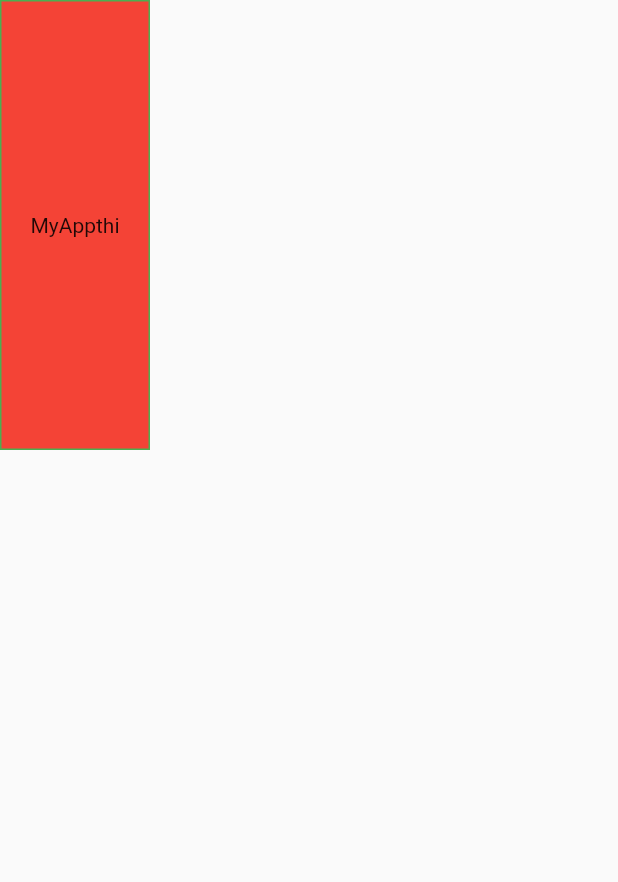
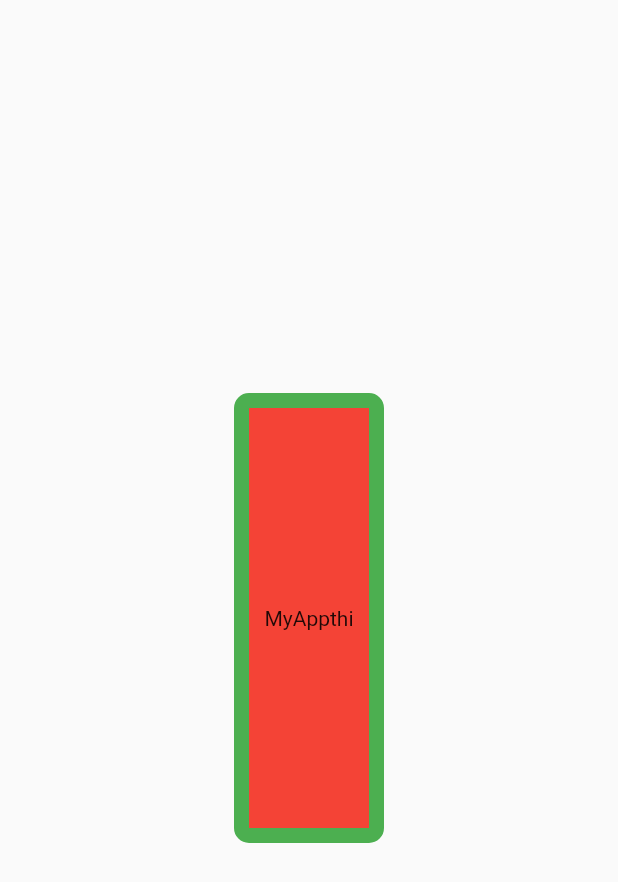
Before and after one commit to saleemaperidot/FlutterRepo, a Flutter app: the screen it shows after launch, on a phone screen of 412 x 824 dp. Shown: the top 882 px of the screen. Run offline on Flutter 3.47's test engine with Material 2 defaults, Android fonts, the light colour scheme and no system bars.

Commit message:
Border decoration center

```diff
--- a/project_a/lib/app.dart
+++ b/project_a/lib/app.dart
@@ -9,13 +9,17 @@ class App extends StatelessWidget {
       title: "My APP A",
       home: Scaffold(
         // ignore: avoid_unnecessary_containers
-        body: Container(
-          width: 100,
-          height: 300,
-          decoration: BoxDecoration(
-              color: Colors.red, border: Border.all(color: Colors.green)),
-          child: const Center(
-            child: Text("MyAppthi"),
+        body: Center(
+          child: Container(
+            width: 100,
+            height: 300,
+            decoration: BoxDecoration(
+                color: Colors.red,
+                border: Border.all(width: 10, color: Colors.green),
+                borderRadius: BorderRadius.circular(10)),
+            child: const Center(
+              child: Text("MyAppthi"),
+            ),
           ),
         ),
       ),
```
